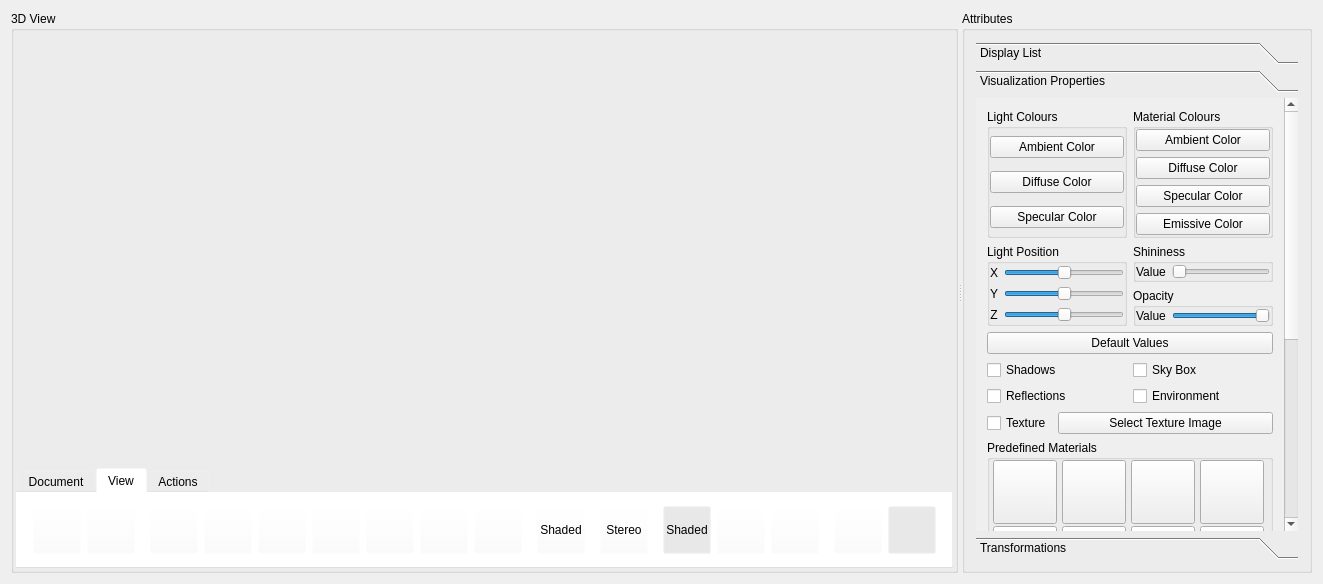
Qt form ModelViewer.ui (sharjith/ModelViewer-Qt) before a commit.
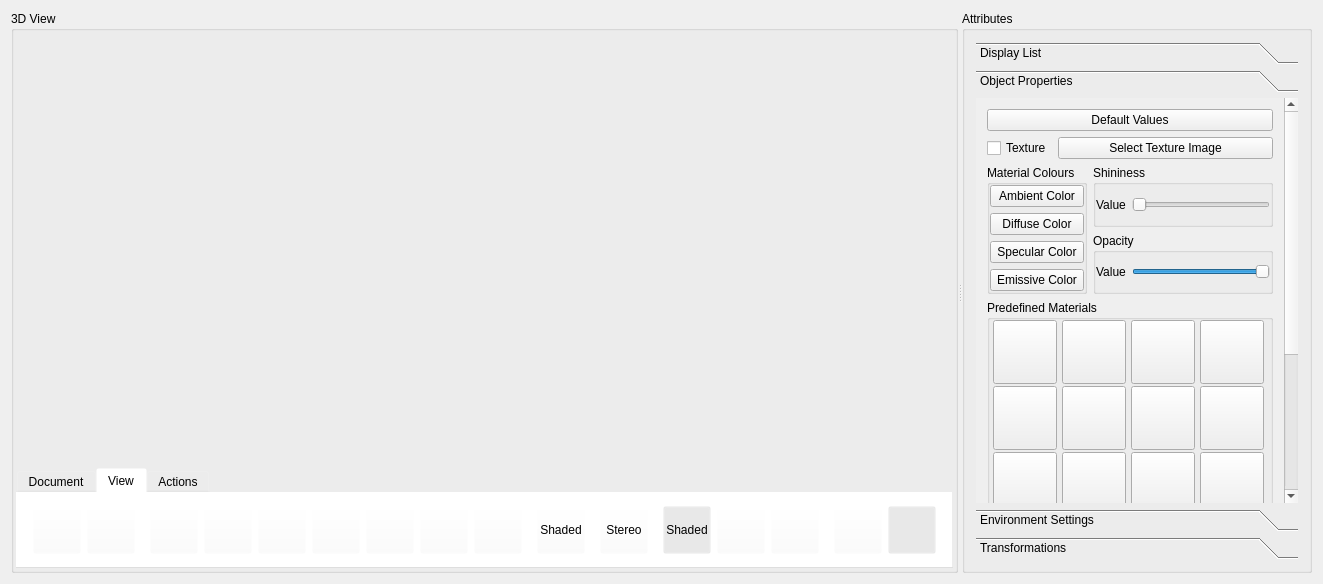
The same form after that commit. The open tabs and pages were chosen to show the change. Icons and pictures are not drawn. Custom widgets are drawn as their Qt base class.

Commit message: Added context menu in 3D viewer

Diff of the .ui file:
```diff
--- a/ModelViewer.ui
+++ b/ModelViewer.ui
@@ -1027,19 +1027,13 @@
          <layout class="QGridLayout" name="gridLayout_6">
           <item row="0" column="0">
            <widget class="QToolBox" name="toolBox">
-            <property name="sizePolicy">
-             <sizepolicy hsizetype="Expanding" vsizetype="Expanding">
-              <horstretch>0</horstretch>
-              <verstretch>0</verstretch>
-             </sizepolicy>
-            </property>
             <widget class="QWidget" name="toolBoxPage1">
              <property name="geometry">
               <rect>
                <x>0</x>
                <y>0</y>
                <width>328</width>
-               <height>432</height>
+               <height>401</height>
               </rect>
              </property>
              <attribute name="label">
@@ -1068,7 +1062,7 @@
                <x>0</x>
                <y>0</y>
                <width>315</width>
-               <height>828</height>
+               <height>658</height>
               </rect>
              </property>
              <property name="sizePolicy">
@@ -1078,73 +1072,72 @@
               </sizepolicy>
              </property>
              <attribute name="label">
-              <string>Visualization Properties</string>
+              <string>Object Properties</string>
              </attribute>
              <layout class="QGridLayout" name="gridLayout_4">
               <item row="0" column="0">
                <layout class="QVBoxLayout" name="verticalLayout">
+                <item>
+                 <widget class="QPushButton" name="pushButtonDefaultMatls">
+                  <property name="sizePolicy">
+                   <sizepolicy hsizetype="MinimumExpanding" vsizetype="Fixed">
+                    <horstretch>0</horstretch>
+                    <verstretch>0</verstretch>
+                   </sizepolicy>
+                  </property>
+                  <property name="toolTip">
+                   <string>Reset to default light and material</string>
+                  </property>
+                  <property name="text">
+                   <string>Default Values</string>
+                  </property>
+                 </widget>
+                </item>
+                <item>
+                 <spacer name="verticalSpacer">
+                  <property name="orientation">
+                   <enum>Qt::Vertical</enum>
+                  </property>
+                  <property name="sizeHint" stdset="0">
+                   <size>
+                    <width>20</width>
+                    <height>13</height>
+                   </size>
+                  </property>
+                 </spacer>
+                </item>
+                <item>
+                 <layout class="QHBoxLayout" name="horizontalLayout">
+                  <item>
+                   <widget class="QCheckBox" name="checkTexture">
+                    <property name="toolTip">
+                     <string>Enable/Disable Texture</string>
+                    </property>
+                    <property name="text">
+                     <string>Texture</string>
+                    </property>
+                   </widget>
+                  </item>
+                  <item>
+                   <widget class="QPushButton" name="textureButton">
+                    <property name="sizePolicy">
+                     <sizepolicy hsizetype="MinimumExpanding" vsizetype="Fixed">
+                      <horstretch>0</horstretch>
+                      <verstretch>0</verstretch>
+                     </sizepolicy>
+                    </property>
+                    <property name="toolTip">
+                     <string>Select the image file for texture</string>
+                    </property>
+                    <property name="text">
+                     <string>Select Texture Image</string>
+                    </property>
+                   </widget>
+                  </item>
+                 </layout>
+                </item>
                 <item>
                  <layout class="QHBoxLayout" name="horizontalLayout_2">
-                  <item>
-                   <widget class="QGroupBox" name="groupBox_2">
-                    <property name="sizePolicy">
-                     <sizepolicy hsizetype="Preferred" vsizetype="MinimumExpanding">
-                      <horstretch>0</horstretch>
-                      <verstretch>0</verstretch>
-                     </sizepolicy>
-                    </property>
-                    <property name="minimumSize">
-                     <size>
-                      <width>0</width>
-                      <height>0</height>
-                     </size>
-                    </property>
-                    <property name="title">
-                     <string>Light Colours</string>
-                    </property>
-                    <property name="flat">
-                     <bool>true</bool>
-                    </property>
-                    <layout class="QGridLayout" name="gridLayout_5">
-                     <property name="leftMargin">
-                      <number>0</number>
-                     </property>
-                     <property name="topMargin">
-                      <number>0</number>
-                     </property>
-                     <property name="rightMargin">
-                      <number>0</number>
-                     </property>
-                     <property name="bottomMargin">
-                      <number>0</number>
-                     </property>
-                     <item row="0" column="0">
-                      <widget class="QPushButton" name="pushButtonLightAmbient">
-                       <property name="styleSheet">
-                        <string notr="true"/>
-                       </property>
-                       <property name="text">
-                        <string>Ambient Color</string>
-                       </property>
-                      </widget>
-                     </item>
-                     <item row="1" column="0">
-                      <widget class="QPushButton" name="pushButtonLightDiffuse">
-                       <property name="text">
-                        <string>Diffuse Color</string>
-                       </property>
-                      </widget>
-                     </item>
-                     <item row="2" column="0">
-                      <widget class="QPushButton" name="pushButtonLightSpecular">
-                       <property name="text">
-                        <string>Specular Color</string>
-                       </property>
-                      </widget>
-                     </item>
-                    </layout>
-                   </widget>
-                  </item>
                   <item>
                    <widget class="QGroupBox" name="groupBox_3">
                     <property name="sizePolicy">
@@ -1181,6 +1174,20 @@
                      <property name="spacing">
                       <number>6</number>
                      </property>
+                     <item row="1" column="0">
+                      <widget class="QPushButton" name="pushButtonMaterialDiffuse">
+                       <property name="text">
+                        <string>Diffuse Color</string>
+                       </property>
+                      </widget>
+                     </item>
+                     <item row="0" column="0">
+                      <widget class="QPushButton" name="pushButtonMaterialAmbient">
+                       <property name="text">
+                        <string>Ambient Color</string>
+                       </property>
+                      </widget>
+                     </item>
                      <item row="3" column="0">
                       <widget class="QPushButton" name="pushButtonMaterialEmissive">
                        <property name="text">
@@ -1188,13 +1195,6 @@
                        </property>
                       </widget>
                      </item>
-                     <item row="1" column="0">
-                      <widget class="QPushButton" name="pushButtonMaterialDiffuse">
-                       <property name="text">
-                        <string>Diffuse Color</string>
-                       </property>
-                      </widget>
-                     </item>
                      <item row="2" column="0">
                       <widget class="QPushButton" name="pushButtonMaterialSpecular">
                        <property name="text">
@@ -1202,185 +1202,6 @@
                        </property>
                       </widget>
                      </item>
-                     <item row="0" column="0">
-                      <widget class="QPushButton" name="pushButtonMaterialAmbient">
-                       <property name="text">
-                        <string>Ambient Color</string>
-                       </property>
-                      </widget>
-                     </item>
-                    </layout>
-                   </widget>
-                  </item>
-                 </layout>
-                </item>
-                <item>
-                 <layout class="QHBoxLayout" name="horizontalLayout_5">
-                  <item>
-                   <widget class="QGroupBox" name="groupBox_13">
-                    <property name="title">
-                     <string>Light Position</string>
-                    </property>
-                    <property name="flat">
-                     <bool>true</bool>
-                    </property>
-                    <layout class="QGridLayout" name="_3">
-                     <property name="leftMargin">
-                      <number>0</number>
-                     </property>
-                     <property name="topMargin">
-                      <number>0</number>
-                     </property>
-                     <property name="rightMargin">
-                      <number>0</number>
-                     </property>
-                     <property name="bottomMargin">
-                      <number>0</number>
-                     </property>
-                     <property name="spacing">
-                      <number>5</number>
-                     </property>
-                     <item row="0" column="0">
-                      <layout class="QHBoxLayout" name="_4">
-                       <property name="spacing">
-                        <number>6</number>
-                       </property>
-                       <property name="leftMargin">
-                        <number>0</number>
-                       </property>
-                       <property name="topMargin">
-                        <number>0</number>
-                       </property>
-                       <property name="rightMargin">
-                        <number>0</number>
-                       </property>
-                       <property name="bottomMargin">
-                        <number>0</number>
-                       </property>
-                       <item>
-                        <layout class="QVBoxLayout" name="_5">
-                         <property name="spacing">
-                          <number>6</number>
-                         </property>
-                         <property name="leftMargin">
-                          <number>0</number>
-                         </property>
-                         <property name="topMargin">
-                          <number>0</number>
-                         </property>
-                         <property name="rightMargin">
-                          <number>0</number>
-                         </property>
-                         <property name="bottomMargin">
-                          <number>0</number>
-                         </property>
-                         <item>
-                          <widget class="QLabel" name="lightPosX">
-                           <property name="text">
-                            <string>X</string>
-                           </property>
-                           <property name="alignment">
-                            <set>Qt::AlignCenter</set>
-                           </property>
-                          </widget>
-                         </item>
-                         <item>
-                          <widget class="QLabel" name="lightPosY">
-                           <property name="text">
-                            <string>Y</string>
-                           </property>
-                           <property name="alignment">
-                            <set>Qt::AlignCenter</set>
-                           </property>
-                          </widget>
-                         </item>
-                         <item>
-                          <widget class="QLabel" name="lightPosZ">
-                           <property name="text">
-                            <string>Z</string>
-                           </property>
-                           <property name="alignment">
-                            <set>Qt::AlignCenter</set>
-                           </property>
-                          </widget>
-                         </item>
-                        </layout>
-                       </item>
-                       <item>
-                        <layout class="QVBoxLayout" name="_6">
-                         <property name="spacing">
-                          <number>6</number>
-                         </property>
-                         <property name="leftMargin">
-                          <number>0</number>
-                         </property>
-                         <property name="topMargin">
-                          <number>0</number>
-                         </property>
-                         <property name="rightMargin">
-                          <number>0</number>
-                         </property>
-                         <property name="bottomMargin">
-                          <number>0</number>
-                         </property>
-                         <item>
-                          <widget class="QSlider" name="sliderLightPosX">
-                           <property name="minimum">
-                            <number>-200</number>
-                           </property>
-                           <property name="maximum">
-                            <number>200</number>
-                           </property>
-                           <property name="orientation">
-                            <enum>Qt::Horizontal</enum>
-                           </property>
-                          </widget>
-                         </item>
-                         <item>
-                          <widget class="QSlider" name="sliderLightPosY">
-                           <property name="minimum">
-                            <number>-200</number>
-                           </property>
-                           <property name="maximum">
-                            <number>200</number>
-                           </property>
-                           <property name="orientation">
-                            <enum>Qt::Horizontal</enum>
-                           </property>
-                          </widget>
-                         </item>
-                         <item>
-                          <widget class="QSlider" name="sliderLightPosZ">
-                           <property name="minimum">
-                            <number>-100</number>
-                           </property>
-                           <property name="maximum">
-                            <number>100</number>
-                           </property>
-                           <property name="value">
-                            <number>0</number>
-                           </property>
-                           <property name="orientation">
-                            <enum>Qt::Horizontal</enum>
-                           </property>
-                           <property name="invertedAppearance">
-                            <bool>false</bool>
-                           </property>
-                           <property name="invertedControls">
-                            <bool>false</bool>
-                           </property>
-                           <property name="tickPosition">
-                            <enum>QSlider::NoTicks</enum>
-                           </property>
-                           <property name="tickInterval">
-                            <number>0</number>
-                           </property>
-                          </widget>
-                         </item>
-                        </layout>
-                       </item>
-                      </layout>
-                     </item>
                     </layout>
                    </widget>
                   </item>
@@ -1428,7 +1249,7 @@
                           <number>0</number>
                          </property>
                          <item>
-                          <widget class="QLabel" name="valueShine_2">
+                          <widget class="QLabel" name="valueShine">
                            <property name="text">
                             <string>Value</string>
                            </property>
@@ -1494,7 +1315,7 @@
                           <number>0</number>
                          </property>
                          <item>
-                          <widget class="QLabel" name="valueOpacity_2">
+                          <widget class="QLabel" name="valueOpacity">
                            <property name="text">
                             <string>Value</string>
                            </property>
@@ -1528,105 +1349,6 @@
                   </item>
                  </layout>
                 </item>
-                <item>
-                 <widget class="QPushButton" name="defaultButton">
-                  <property name="sizePolicy">
-                   <sizepolicy hsizetype="MinimumExpanding" vsizetype="Fixed">
-                    <horstretch>0</horstretch>
-                    <verstretch>0</verstretch>
-                   </sizepolicy>
-                  </property>
-                  <property name="toolTip">
-                   <string>Reset to default light and material</string>
-                  </property>
-                  <property name="text">
-                   <string>Default Values</string>
-                  </property>
-                 </widget>
-                </item>
-                <item>
-                 <spacer name="verticalSpacer">
-                  <property name="orientation">
-                   <enum>Qt::Vertical</enum>
-                  </property>
-                  <property name="sizeHint" stdset="0">
-                   <size>
-                    <width>20</width>
-                    <height>13</height>
-                   </size>
-                  </property>
-                 </spacer>
-                </item>
-                <item>
-                 <layout class="QHBoxLayout" name="horizontalLayout_4">
-                  <item>
-                   <layout class="QVBoxLayout" name="verticalLayout_9">
-                    <item>
-                     <widget class="QCheckBox" name="checkBoxShadowMapping">
-                      <property name="text">
-                       <string>Shadows</string>
-                      </property>
-                     </widget>
-                    </item>
-                    <item>
-                     <widget class="QCheckBox" name="checkBoxReflections">
-                      <property name="text">
-                       <string>Reflections</string>
-                      </property>
-                     </widget>
-                    </item>
-                   </layout>
-                  </item>
-                  <item>
-                   <layout class="QVBoxLayout" name="verticalLayout_10">
-                    <item>
-                     <widget class="QCheckBox" name="checkBoxSkyBox">
-                      <property name="text">
-                       <string>Sky Box</string>
-                      </property>
-                     </widget>
-                    </item>
-                    <item>
-                     <widget class="QCheckBox" name="checkBoxEnvMapping">
-                      <property name="text">
-                       <string>Environment</string>
-                      </property>
-                     </widget>
-                    </item>
-                   </layout>
-                  </item>
-                 </layout>
-                </item>
-                <item>
-                 <layout class="QHBoxLayout" name="horizontalLayout">
-                  <item>
-                   <widget class="QCheckBox" name="checkTexture">
-                    <property name="toolTip">
-                     <string>Enable/Disable Texture</string>
-                    </property>
-                    <property name="text">
-                     <string>Texture</string>
-                    </property>
-                   </widget>
-                  </item>
-                  <item>
-                   <widget class="QPushButton" name="textureButton">
-                    <property name="sizePolicy">
-                     <sizepolicy hsizetype="MinimumExpanding" vsizetype="Fixed">
-                      <horstretch>0</horstretch>
-                      <verstretch>0</verstretch>
-                     </sizepolicy>
-                    </property>
-                    <property name="toolTip">
-                     <string>Select the image file for texture</string>
-                    </property>
-                    <property name="text">
-                     <string>Select Texture Image</string>
-                    </property>
-                   </widget>
-                  </item>
-                 </layout>
-                </item>
                 <item>
                  <widget class="QGroupBox" name="groupBox">
                   <property name="sizePolicy">
@@ -2449,8 +2171,244 @@
               <rect>
                <x>0</x>
                <y>0</y>
+               <width>328</width>
+               <height>401</height>
+              </rect>
+             </property>
+             <attribute name="label">
+              <string>Environment Settings</string>
+             </attribute>
+             <layout class="QGridLayout" name="gridLayout_17">
+              <item row="0" column="0">
+               <layout class="QVBoxLayout" name="verticalLayout_9">
+                <item>
+                 <widget class="QPushButton" name="pushButtonDefaultLights">
+                  <property name="sizePolicy">
+                   <sizepolicy hsizetype="MinimumExpanding" vsizetype="Fixed">
+                    <horstretch>0</horstretch>
+                    <verstretch>0</verstretch>
+                   </sizepolicy>
+                  </property>
+                  <property name="toolTip">
+                   <string>Reset to default light and material</string>
+                  </property>
+                  <property name="text">
+                   <string>Default Values</string>
+                  </property>
+                 </widget>
+                </item>
+                <item>
+                 <layout class="QHBoxLayout" name="horizontalLayout_4">
+                  <item>
+                   <widget class="QGroupBox" name="groupBox_9">
+                    <property name="sizePolicy">
+                     <sizepolicy hsizetype="Preferred" vsizetype="MinimumExpanding">
+                      <horstretch>0</horstretch>
+                      <verstretch>0</verstretch>
+                     </sizepolicy>
+                    </property>
+                    <property name="minimumSize">
+                     <size>
+                      <width>0</width>
+                      <height>0</height>
+                     </size>
+                    </property>
+                    <property name="title">
+                     <string>Light Colours</string>
+                    </property>
+                    <property name="flat">
+                     <bool>true</bool>
+                    </property>
+                    <layout class="QGridLayout" name="gridLayout_5">
+                     <item row="1" column="0">
+                      <widget class="QPushButton" name="pushButtonLightDiffuse">
+                       <property name="text">
+                        <string>Diffuse Color</string>
+                       </property>
+                      </widget>
+                     </item>
+                     <item row="0" column="0">
+                      <widget class="QPushButton" name="pushButtonLightAmbient">
+                       <property name="styleSheet">
+                        <string notr="true"/>
+                       </property>
+                       <property name="text">
+                        <string>Ambient Color</string>
+                       </property>
+                      </widget>
+                     </item>
+                     <item row="2" column="0">
+                      <widget class="QPushButton" name="pushButtonLightSpecular">
+                       <property name="text">
+                        <string>Specular Color</string>
+                       </property>
+                      </widget>
+                     </item>
+                    </layout>
+                   </widget>
+                  </item>
+                  <item>
+                   <widget class="QGroupBox" name="groupBox_14">
+                    <property name="title">
+                     <string>Light Position</string>
+                    </property>
+                    <property name="flat">
+                     <bool>true</bool>
+                    </property>
+                    <layout class="QGridLayout" name="gridLayout_16">
+                     <item row="0" column="0">
+                      <widget class="QLabel" name="lightPosX">
+                       <property name="text">
+                        <string>X</string>
+                       </property>
+                       <property name="alignment">
+                        <set>Qt::AlignCenter</set>
+                       </property>
+                      </widget>
+                     </item>
+                     <item row="0" column="1">
+                      <widget class="QSlider" name="sliderLightPosX">
+                       <property name="minimum">
+                        <number>-200</number>
+                       </property>
+                       <property name="maximum">
+                        <number>200</number>
+                       </property>
+                       <property name="orientation">
+                        <enum>Qt::Horizontal</enum>
+                       </property>
+                      </widget>
+                     </item>
+                     <item row="1" column="0">
+                      <widget class="QLabel" name="lightPosY">
+                       <property name="text">
+                        <string>Y</string>
+                       </property>
+                       <property name="alignment">
+                        <set>Qt::AlignCenter</set>
+                       </property>
+                      </widget>
+                     </item>
+                     <item row="1" column="1">
+                      <widget class="QSlider" name="sliderLightPosY">
+                       <property name="minimum">
+                        <number>-200</number>
+                       </property>
+                       <property name="maximum">
+                        <number>200</number>
+                       </property>
+                       <property name="orientation">
+                        <enum>Qt::Horizontal</enum>
+                       </property>
+                      </widget>
+                     </item>
+                     <item row="2" column="0">
+                      <widget class="QLabel" name="lightPosZ">
+                       <property name="text">
+                        <string>Z</string>
+                       </property>
+                       <property name="alignment">
+                        <set>Qt::AlignCenter</set>
+                       </property>
+                      </widget>
+                     </item>
+                     <item row="2" column="1">
+                      <widget class="QSlider" name="sliderLightPosZ">
+                       <property name="minimum">
+                        <number>-100</number>
+                       </property>
+                       <property name="maximum">
+                        <number>100</number>
+                       </property>
+                       <property name="value">
+                        <number>0</number>
+                       </property>
+                       <property name="orientation">
+                        <enum>Qt::Horizontal</enum>
+                       </property>
+                       <property name="invertedAppearance">
+                        <bool>false</bool>
+                       </property>
+                       <property name="invertedControls">
+                        <bool>false</bool>
+                       </property>
+                       <property name="tickPosition">
+                        <enum>QSlider::NoTicks</enum>
+                       </property>
+                       <property name="tickInterval">
+                        <number>0</number>
+                       </property>
+                      </widget>
+                     </item>
+                    </layout>
+                   </widget>
+                  </item>
+                 </layout>
+                </item>
+                <item>
+                 <layout class="QHBoxLayout" name="horizontalLayout_17">
+                  <item>
+                   <layout class="QVBoxLayout" name="verticalLayout_11">
+                    <item>
+                     <widget class="QCheckBox" name="checkBoxShadowMapping">
+                      <property name="text">
+                       <string>Shadows</string>
+                      </property>
+                     </widget>
+                    </item>
+                    <item>
+                     <widget class="QCheckBox" name="checkBoxReflections">
+                      <property name="text">
+                       <string>Reflections</string>
+                      </property>
+                     </widget>
+                    </item>
+                   </layout>
+                  </item>
+                  <item>
+                   <layout class="QVBoxLayout" name="verticalLayout_12">
+                    <item>
+                     <widget class="QCheckBox" name="checkBoxSkyBox">
+                      <property name="text">
+                       <string>Sky Box</string>
+                      </property>
+                     </widget>
+                    </item>
+                    <item>
+                     <widget class="QCheckBox" name="checkBoxEnvMapping">
+                      <property name="text">
+                       <string>Environment</string>
+                      </property>
+                     </widget>
+                    </item>
+                   </layout>
+                  </item>
+                 </layout>
+                </item>
+                <item>
+                 <spacer name="verticalSpacer_3">
+                  <property name="orientation">
+                   <enum>Qt::Vertical</enum>
+                  </property>
+                  <property name="sizeHint" stdset="0">
+                   <size>
+                    <width>20</width>
+                    <height>40</height>
+                   </size>
+                  </property>
+                 </spacer>
+                </item>
+               </layout>
+              </item>
+             </layout>
+            </widget>
+            <widget class="QWidget" name="toolBoxPage4">
+             <property name="geometry">
+              <rect>
+               <x>0</x>
+               <y>0</y>
                <width>315</width>
-               <height>441</height>
+               <height>446</height>
               </rect>
              </property>
              <property name="sizePolicy">
@@ -2792,6 +2750,19 @@
                   </layout>
                  </widget>
                 </item>
+                <item>
+                 <spacer name="verticalSpacer_4">
+                  <property name="orientation">
+                   <enum>Qt::Vertical</enum>
+                  </property>
+                  <property name="sizeHint" stdset="0">
+                   <size>
+                    <width>20</width>
+                    <height>40</height>
+                   </size>
+                  </property>
+                 </spacer>
+                </item>
                </layout>
               </item>
               <item row="1" column="0">
```
The commit also changes 4 other files.
